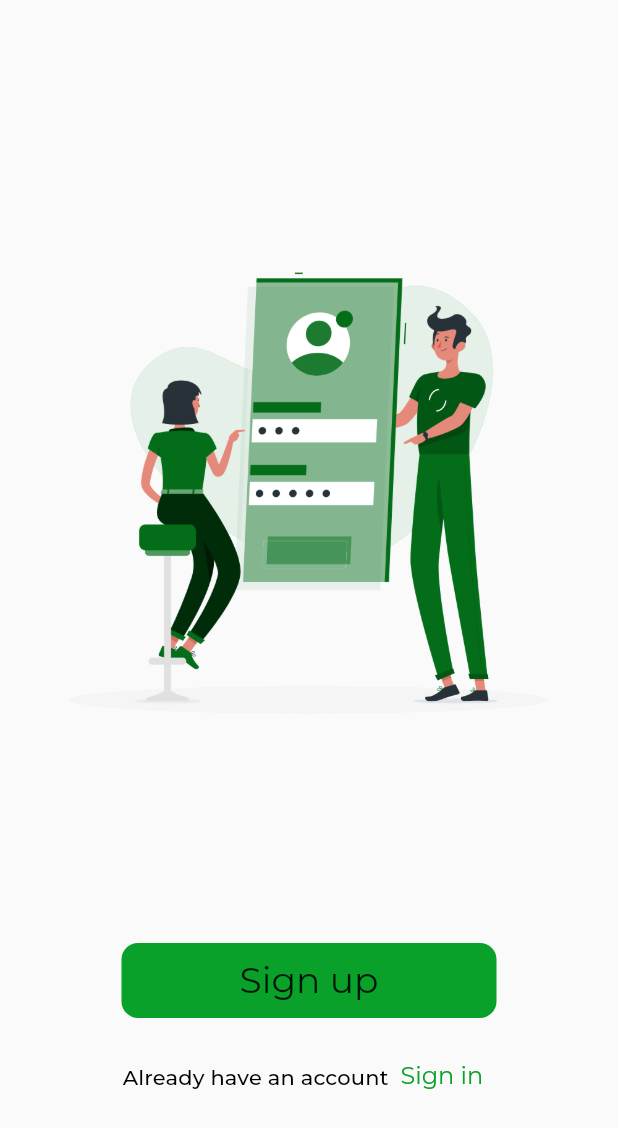
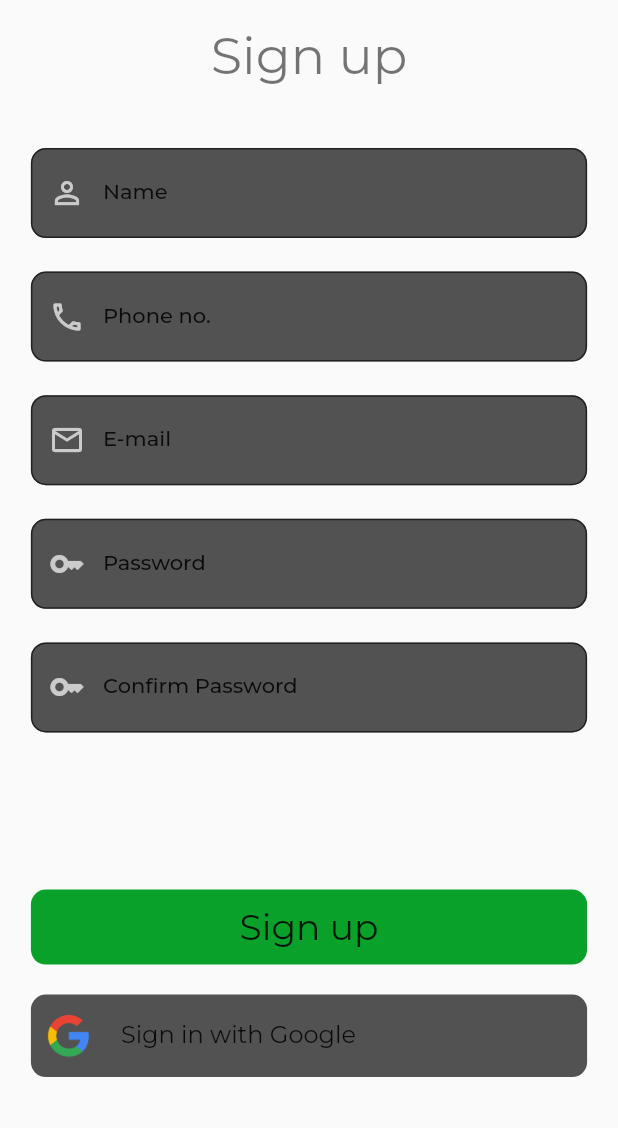
Before and after one commit to AbikMathew/play-turf, a Flutter app: the LoginView screen opened by its route, after a tap on "Sign up", on a phone screen of 412 x 824 dp. Shown: the top 1128 px of the screen. Run offline on Flutter 3.47's test engine with Material 2 defaults, Android fonts, the phone set to English and light mode, and no system bars; our stand-ins replace get, get_storage, lottie, sizer, smooth_page_indicator; accounts and stored records are empty.

Commit message:
sign in/sign up UI completed

```diff
--- a/lib/app/modules/constants/colors.dart
+++ b/lib/app/modules/constants/colors.dart
@@ -1,3 +1,4 @@
 import 'package:flutter/material.dart';
 
-const Color primaryGreen = Color(0xFF09A129);
+const Color kPrimaryGreen = Color(0xFF09A129);
+const Color kLightGrey = Color.fromARGB(225, 60, 60, 60);
--- a/lib/app/modules/constants/theme_provider.dart
+++ b/lib/app/modules/constants/theme_provider.dart
@@ -8,6 +8,10 @@ class AppThemes {
     primarySwatch: Colors.grey,
     fontFamily: 'Montserrat',
     textTheme: const TextTheme(
+        headlineMedium: TextStyle(
+          fontWeight: FontWeight.w600,
+          color: Colors.white,
+        ),
         headlineSmall: TextStyle(
           fontWeight: FontWeight.w600,
           color: Colors.white,
@@ -15,7 +19,7 @@ class AppThemes {
         titleLarge: TextStyle(
           fontSize: 40,
           fontWeight: FontWeight.bold,
-        color: primaryGreen,
+          color: kPrimaryGreen,
         ),
         titleMedium: TextStyle(
           fontSize: 17,
@@ -27,7 +31,11 @@ class AppThemes {
           fontWeight: FontWeight.bold,
           color: Colors.white,
         ),
-    ),
+        bodyLarge: TextStyle(
+          fontSize: 16,
+          // fontWeight: FontWeight.bold,
+          color: Colors.white,
+        )),
     appBarTheme: const AppBarTheme(
       systemOverlayStyle: SystemUiOverlayStyle(
         statusBarColor: Colors.black,
--- /dev/null
+++ b/lib/app/modules/constants/ui.dart
@@ -0,0 +1,3 @@
+import 'package:flutter/material.dart';
+
+final BorderRadius kBorderRadius = BorderRadius.circular(10);
--- a/lib/app/modules/login/controllers/login_controller.dart
+++ b/lib/app/modules/login/controllers/login_controller.dart
@@ -27,6 +27,7 @@ class LoginController extends GetxController {
 
   login() {
     getStorage.write("first_time", false); //For not showing Onboarding/login page but go directly to home page after first time
+
     Get.offAllNamed(Routes.HOME);
   }
 }
--- a/lib/app/modules/login/views/login_view.dart
+++ b/lib/app/modules/login/views/login_view.dart
@@ -2,10 +2,13 @@ import 'package:flutter/material.dart';
 
 import 'package:get/get.dart';
 import 'package:play_turf/app/modules/constants/colors.dart';
+import 'package:play_turf/app/modules/login/views/sign_in_view.dart';
 import 'package:play_turf/app/modules/widgets/custom_buttons.dart';
 import 'package:sizer/sizer.dart';
 
 import '../controllers/login_controller.dart';
+import 'sign_up_view.dart';
+// import 'sign_in_view.temp';
 
 class LoginView extends GetView<LoginController> {
   const LoginView({Key? key}) : super(key: key);
@@ -17,7 +20,7 @@ class LoginView extends GetView<LoginController> {
           SizedBox(height: 15.h),
           Image.asset('asset/images/onboarding_images/login.png'),
           const Spacer(),
-          GreenButton(text: 'Sign up', onPressed: () {}),
+          GreenButton(text: 'Sign up', onPressed: () => Get.to(SignUpView())),
           const SizedBox(height: 15),
           const AlreadyHaveAccount(),
           SizedBox(height: 10.h),
@@ -48,7 +51,7 @@ class AlreadyHaveAccount extends StatelessWidget {
             style: Theme.of(context)
                 .textTheme
                 .titleMedium!
-                .copyWith(color: primaryGreen),
+                .copyWith(color: kPrimaryGreen),
           ),
         ),
       ],
--- /dev/null
+++ b/lib/app/modules/login/views/sign_in_view.dart
@@ -0,0 +1,96 @@
+import 'package:flutter/material.dart';
+
+import 'package:get/get.dart';
+import 'package:play_turf/app/modules/constants/colors.dart';
+import 'package:play_turf/app/modules/constants/ui.dart';
+import 'package:play_turf/app/modules/login/views/sign_up_view.dart';
+import 'package:play_turf/app/modules/widgets/custom_buttons.dart';
+import 'package:sizer/sizer.dart';
+
+class SignInView extends GetView {
+  @override
+  Widget build(BuildContext context) {
+    return SafeArea(
+      child: Scaffold(
+        body: Column(
+          crossAxisAlignment: CrossAxisAlignment.center,
+          children: [
+            SizedBox(height: 2.h),
+            Text(
+              'Sign In',
+              style: Theme.of(context).textTheme.headlineMedium,
+            ),
+            SizedBox(
+              height: 35.h,
+              width: 75.w,
+              child: Image.asset('asset/images/login/login.png'),
+            ),
+            SizedBox(height: 2.h),
+            const CustomTextField(
+                labelText: 'Username',
+                hintText: 'Enter your username',
+                icon: Icons.email_outlined),
+            const CustomTextField(
+                labelText: 'Password',
+                hintText: 'Enter your password',
+                icon: Icons.key_outlined),
+            SizedBox(height: 10.h),
+            GreenButton(
+              text: 'Sign up',
+              onPressed: () {
+                Get.to(SignUpView());
+              },
+              width: 90.w,
+            ),
+            const SizedBox(height: 20),
+            const GoogleSingIn(),
+          ],
+        ),
+      ),
+    );
+  }
+}
+
+class CustomTextField extends StatelessWidget {
+  const CustomTextField({
+    Key? key,
+    required this.labelText,
+    required this.hintText,
+    required this.icon,
+  }) : super(key: key);
+
+  final String labelText;
+  final String hintText;
+  final IconData icon;
+  // final TextEditingController controller;
+  @override
+  Widget build(BuildContext context) {
+    return Center(
+      child: SizedBox(
+        height: 10.h,
+        width: 90.w,
+        child: TextField(
+          cursorHeight: 20,
+          autofocus: false,
+          // controller:
+          //     TextEditingController(text: "Initial Text here"),
+          decoration: InputDecoration(
+            fillColor: kLightGrey,
+            filled: true,
+            labelText: labelText,
+            hintText: hintText,
+            labelStyle: Theme.of(context).textTheme.bodyLarge,
+            hintStyle: Theme.of(context).textTheme.bodyLarge,
+            prefixIcon: Icon(icon, color: Colors.white70),
+            contentPadding:
+                const EdgeInsets.symmetric(vertical: 20, horizontal: 10),
+            border: OutlineInputBorder(
+              borderRadius: kBorderRadius,
+              borderSide: const BorderSide(color: Colors.grey, width: 2),
+            ),
+          ),
+        ),
+      ),
+    );
+  }
+}
--- /dev/null
+++ b/lib/app/modules/login/views/sign_up_view.dart
@@ -0,0 +1,59 @@
+import 'package:flutter/material.dart';
+
+import 'package:get/get.dart';
+import 'package:sizer/sizer.dart';
+
+import '../../widgets/custom_buttons.dart';
+import 'sign_in_view.dart';
+import 'sign_up_view.dart';
+
+class SignUpView extends GetView {
+  @override
+  Widget build(BuildContext context) {
+    return SafeArea(
+      child: Scaffold(
+        body: Column(
+          crossAxisAlignment: CrossAxisAlignment.center,
+          children: [
+            SizedBox(height: 2.h),
+            Text(
+              'Sign up',
+              style: Theme.of(context).textTheme.headlineMedium,
+            ),
+            SizedBox(height: 5.h),
+            const CustomTextField(
+                labelText: 'Name',
+                hintText: 'Enter your name',
+                icon: Icons.person_outline),
+            const CustomTextField(
+                labelText: 'Phone no.',
+                hintText: 'Enter your phone number',
+                icon: Icons.phone_outlined),
+            const CustomTextField(
+                labelText: 'E-mail',
+                hintText: 'Enter your e-mail ID',
+                icon: Icons.email_outlined),
+            const CustomTextField(
+                labelText: 'Password',
+                hintText: 'Enter your password',
+                icon: Icons.key_outlined),
+            const CustomTextField(
+                labelText: 'Confirm Password',
+                hintText: 'Re-enter your password',
+                icon: Icons.key_outlined),
+            SizedBox(height: 10.h),
+            GreenButton(
+              text: 'Sign up',
+              onPressed: () {
+                Get.to(SignInView());
+              },
+              width: 90.w,
+            ),
+            const SizedBox(height: 20),
+            const GoogleSingIn(),
+          ],
+        ),
+      ),
+    );
+  }
+}
--- a/lib/app/modules/onBoarding/views/on_boarding_view.dart
+++ b/lib/app/modules/onBoarding/views/on_boarding_view.dart
@@ -85,7 +85,7 @@ class BottomBar extends StatelessWidget {
             () => SmoothPageIndicator(
               controller: controller.pageController.value,
               count: controller.onboardingPages.length,
-              effect: const WormEffect(activeDotColor: primaryGreen),
+              effect: const WormEffect(activeDotColor: kPrimaryGreen),
             ),
           ),
         ),
--- a/lib/app/modules/widgets/custom_buttons.dart
+++ b/lib/app/modules/widgets/custom_buttons.dart
@@ -1,6 +1,8 @@
 import 'package:flutter/material.dart';
+import 'package:sizer/sizer.dart';
 
 import '../constants/colors.dart';
+import '../constants/ui.dart';
 
 class GreenButton extends StatelessWidget {
   const GreenButton({
@@ -20,8 +22,8 @@ class GreenButton extends StatelessWidget {
         width: width,
         height: 50,
         decoration: BoxDecoration(
-          color: primaryGreen,
-          borderRadius: BorderRadius.circular(11),
+          color: kPrimaryGreen,
+          borderRadius: kBorderRadius,
         ),
         child: Center(
             child: Text(
@@ -32,3 +34,42 @@ class GreenButton extends StatelessWidget {
     );
   }
 }
+
+class GoogleSingIn extends StatelessWidget {
+  const GoogleSingIn({
+    Key? key,
+  }) : super(key: key);
+
+  @override
+  Widget build(BuildContext context) {
+    return InkWell(
+      onTap: () {},
+      child: Center(
+        child: Container(
+          height: 55,
+          width: 90.w,
+          decoration: BoxDecoration(
+            color: kLightGrey,
+            borderRadius: kBorderRadius,
+          ),
+          child: Row(
+            children: [
+              const SizedBox(width: 10),
+              SizedBox(
+                height: 30,
+                width: 30,
+                child: Image.asset('asset/images/login/google-color.png'),
+              ),
+              const SizedBox(width: 20),
+              Text(
+                'Sign in with Google',
+                style: Theme.of(context).textTheme.titleMedium,
+              ),
+              const SizedBox(width: 10)
+            ],
+          ),
+        ),
+      ),
+    );
+  }
+}
--- a/lib/main.dart
+++ b/lib/main.dart
@@ -1,11 +1,13 @@
 import 'package:flutter/material.dart';
-import 'package:flutter/services.dart';
+// import 'package:flutter/services.dart';
 import 'package:play_turf/app/modules/constants/colors.dart';
 import 'package:play_turf/app/modules/constants/theme_provider.dart';
+import 'package:play_turf/app/modules/login/views/sign_in_view.dart';
 
 import 'package:sizer/sizer.dart';
 import 'package:get/get.dart';
 import 'package:get_storage/get_storage.dart';
+import 'app/modules/login/views/sign_up_view.dart';
 import 'app/routes/app_pages.dart';
 
 void main() async {
@@ -17,7 +19,8 @@ void main() async {
       darkTheme: AppThemes.darkTheme,
       theme: AppThemes.lightTheme,
       title: "Application",
-      initialRoute: AppPages.INITIAL,
+      home: SignUpView(),
+      // initialRoute: AppPages.INITIAL,
       getPages: AppPages.routes,
     );
   }));
--- a/pubspec.yaml
+++ b/pubspec.yaml
@@ -24,6 +24,7 @@ flutter:
   assets:
     - asset/json/
     - asset/images/onboarding_images/
+    - asset/images/login/
   fonts:
     - family: Montserrat
       fonts:
```
Also changed, not shown: asset/images/login/google-color.png (added), asset/images/login/login.png (added). Lines whose indentation alone changed are shown as unchanged.
